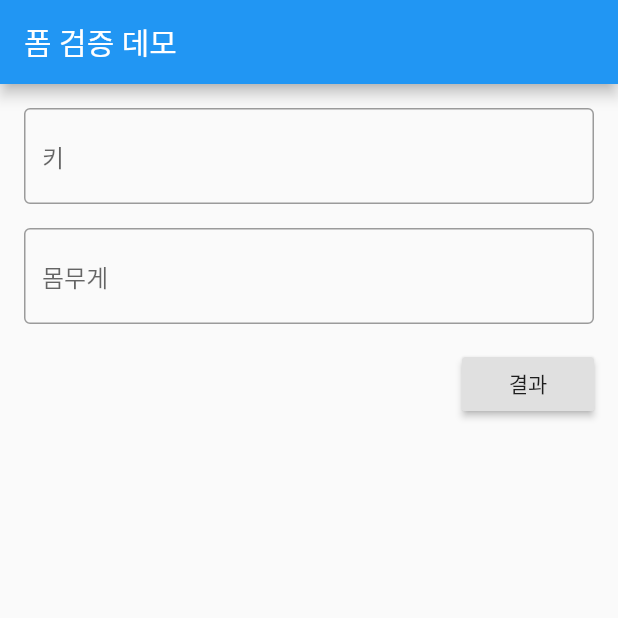
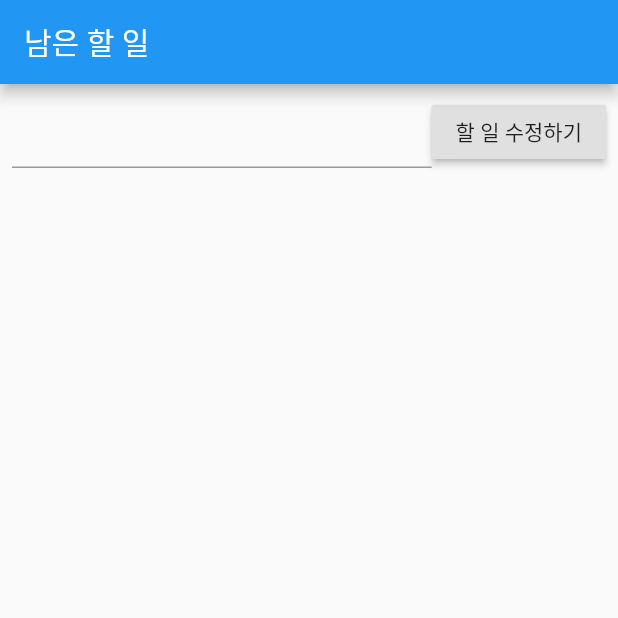
Before and after one commit to kmj980521/learn_flutter, a Flutter app: the screen it shows after launch, on a phone screen of 412 x 824 dp, the top half of it. Run offline on Flutter 3.47's test engine with Material 2 defaults, Android fonts, the phone set to English and light mode, and no system bars; our stand-ins replace carousel_slider, cloud_firestore; accounts and stored records are empty.

```diff
--- a/lib/chapter5/widgets5.dart
+++ b/lib/chapter5/widgets5.dart
@@ -17,7 +17,7 @@ class _Widgets5State extends State<Widgets5> {
   Widget build(BuildContext context) {
     return MaterialApp(
       title: 'Flutter Demo',
-      home:buildSliverList(),
+      home:buildSliverFillRemaining(),
     );
   }
 
@@ -33,6 +33,7 @@ class _Widgets5State extends State<Widgets5> {
               title:Text('Sliver'),
               background: Image.asset('images/global_button.png',fit:BoxFit.cover),
             ),
+
           ),
           SliverList(
             delegate: SliverChildListDelegate(items),
@@ -55,6 +56,7 @@ class _Widgets5State extends State<Widgets5> {
               title:Text('Sliver'),
               background: Image.asset('images/global_button.png',fit:BoxFit.cover),
             ),
+            elevation: 0.0,
           ),
           SliverFillRemaining(
             child:Center(
--- /dev/null
+++ b/lib/chapter8_firebase/use_firebase.dart
@@ -0,0 +1,112 @@
+import 'package:flutter/material.dart';
+import 'package:cloud_firestore/cloud_firestore.dart';
+class Todo{
+  bool isDone = false;
+  String title;
+  Todo(this.title, {this.isDone=false}); //isDone 프로퍼티를 옵셔널 프로퍼티로 고치고 기본값을 false로 지정
+}
+
+
+class use_firebase extends StatelessWidget {
+  @override
+  Widget build(BuildContext context) {
+    return MaterialApp(
+      title: 'Flutter Demo',
+      theme: ThemeData(
+        primaryColor: Colors.blue,
+      ),
+      home: TodoListPage(),
+    );
+  }
+}
+
+class TodoListPage extends StatefulWidget {
+  @override
+  _TodoListPageState createState() => _TodoListPageState();
+}
+
+class _TodoListPageState extends State<TodoListPage> {
+
+
+  var _todoController = TextEditingController();
+
+  @override
+  void dispose(){
+    super.dispose();
+    _todoController.dispose();
+  }
+  @override
+  Widget build(BuildContext context) {
+    return Scaffold(
+      appBar:AppBar(
+        title: Text('남은 할 일'),
+      ),
+      body:Padding(
+        padding: const EdgeInsets.all(8.0),
+        child: Column(
+          children: <Widget>[
+            Row(
+              children: <Widget>[
+                Expanded(
+                  child: TextField(
+                    controller: _todoController,
+                  )
+                ),
+                RaisedButton(
+                  child: Text('할 일 수정하기'),
+                  onPressed: ()=>changeTodo(Todo(_todoController.text)),
+                ),
+
+              ],
+            ),
+            StreamBuilder<QuerySnapshot>(
+              stream: Firestore.instance.collection('todo').snapshots(),
+              builder: (context, snapshot) {
+                if(!snapshot.hasData){
+                  return CircularProgressIndicator(); //로딩중 화면 띄우기
+                }
+                final documents = snapshot.data.documents;
+                return Expanded(
+                    child: ListView(
+                      children: documents.map((doc)=>_buildItemWidget(doc)).toList(),
+                    ),);
+              }
+            ),
+          ],
+        ),
+      ),
+    );
+  }
+
+  Widget _buildItemWidget(DocumentSnapshot doc){
+    final todo = Todo(doc['title'], isDone: doc['isDone']);
+    return ListTile(
+      onTap: ()=>_toggleTodo(doc),
+      title:Text(
+        todo.title,style: todo.isDone
+          ? TextStyle(decoration: TextDecoration.lineThrough, fontStyle: FontStyle.italic):
+            null
+      ),
+      trailing: IconButton(
+        icon: Icon(Icons.delete_forever),
+        onPressed: ()=>_deleteTodo(doc),
+      ),
+    );
+  }
+
+  void addTodo(Todo todo){
+    Firestore.instance
+        .collection('todo')
+        .add({'title':todo.title, 'isDone' : todo.isDone});
+    _todoController.text='';
+  }
+  void _deleteTodo(DocumentSnapshot doc){
+    Firestore.instance.collection('todo').document(doc.documentID).delete();
+  }
+  void _toggleTodo(DocumentSnapshot doc) {
+    Firestore.instance.collection('todo').document(doc.documentID).updateData(
+        {'isDone': !doc['isDone']});
+  }
+
+  changeTodo(Todo todo) {}
+}
--- a/lib/main.dart
+++ b/lib/main.dart
@@ -9,6 +9,8 @@ import 'package:learn_flutter/chapter6/lifesycle_test.dart';
 import 'package:learn_flutter/chapter6/widgets6.dart';
 import 'package:learn_flutter/chapter7_complicated_UI/complicated_UI1.dart';
 import 'package:learn_flutter/chapter7_complicated_UI/complicated_UI2.dart';
+import 'package:learn_flutter/chapter7_complicated_UI/complicated_UI3.dart';
+import 'package:learn_flutter/chapter8_firebase/use_firebase.dart';
 
 
 import 'chapter5/widgets5.dart';
@@ -17,5 +19,5 @@ import 'chapter5/widgets5.dart';
 
 void main() {
   runApp(MaterialApp(
-      home:complicated_UI_example2()));
+      home:use_firebase()));
 }
--- a/pubspec.yaml
+++ b/pubspec.yaml
@@ -30,6 +30,7 @@ dependencies:
   cupertino_icons: ^0.1.3
   url_launcher: 5.4.2
   carousel_slider: ^2.2.1
+  cloud_firestore: ^0.12.11
 
 dev_dependencies:
   flutter_test:
```
Also changed, not shown: lib/chapter7_complicated_UI/complicated_UI3.dart (added, +146 -0 lines), pubspec.lock, 3 other files.
